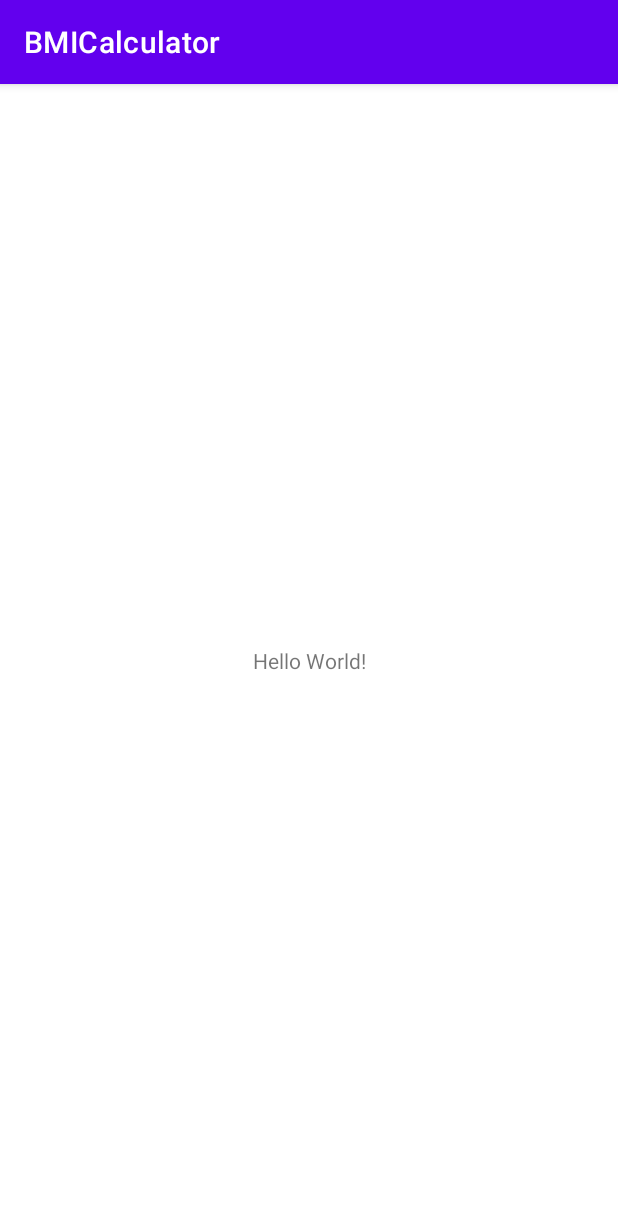
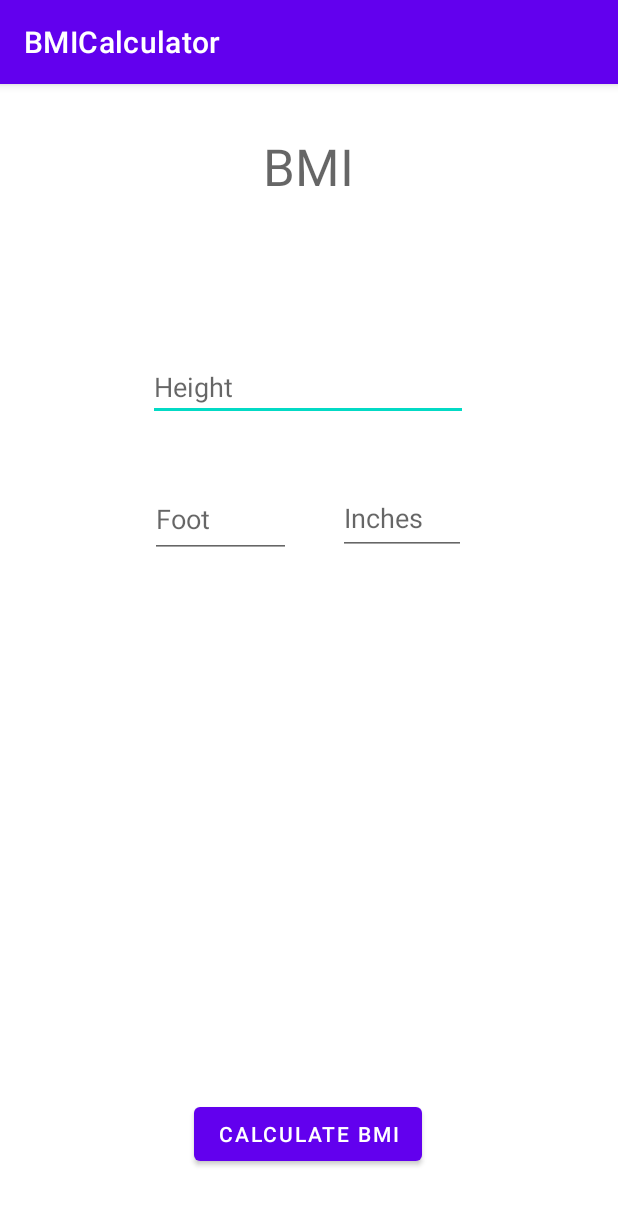
Before and after one commit to Vishnuanand77/BMI_Calculator, an Android app: the screen it shows after launch (MainActivity), on a phone screen of 412 x 824 dp. Shown: the top 1205 px of the screen. Run offline under Robolectric (Android 15) with nearby library versions, the phone set to English and light mode, and no system bars.

Commit message:
Created UI for testing BMI logic

```diff
--- a/app/src/main/res/layout/activity_main.xml
+++ b/app/src/main/res/layout/activity_main.xml
@@ -6,13 +6,66 @@
     android:layout_height="match_parent"
     tools:context=".MainActivity">
 
-    <TextView
+    <EditText
+        android:id="@+id/editTextTextPersonName"
         android:layout_width="wrap_content"
         android:layout_height="wrap_content"
-        android:text="Hello World!"
+        android:layout_marginTop="60dp"
+        android:ems="10"
+        android:hint="Height"
+        android:inputType="number"
+        app:layout_constraintEnd_toEndOf="parent"
+        app:layout_constraintHorizontal_bias="0.497"
+        app:layout_constraintStart_toStartOf="parent"
+        app:layout_constraintTop_toBottomOf="@+id/textView" />
+
+    <EditText
+        android:id="@+id/editTextNumber"
+        android:layout_width="94dp"
+        android:layout_height="51dp"
+        android:layout_marginStart="100dp"
+        android:layout_marginTop="40dp"
+        android:ems="10"
+        android:hint="Foot"
+        android:inputType="number"
+        app:layout_constraintStart_toStartOf="parent"
+        app:layout_constraintTop_toBottomOf="@+id/editTextTextPersonName" />
+
+    <EditText
+        android:id="@+id/editTextNumber2"
+        android:layout_width="85dp"
+        android:layout_height="49dp"
+        android:layout_marginStart="16dp"
+        android:layout_marginTop="40dp"
+        android:ems="10"
+        android:hint="Inches"
+        android:inputType="number"
+        app:layout_constraintEnd_toEndOf="parent"
+        app:layout_constraintHorizontal_bias="0.129"
+        app:layout_constraintStart_toEndOf="@+id/editTextNumber"
+        app:layout_constraintTop_toBottomOf="@+id/editTextTextPersonName" />
+
+    <Button
+        android:id="@+id/button"
+        android:layout_width="wrap_content"
+        android:layout_height="wrap_content"
+        android:layout_marginBottom="44dp"
+        android:text="Calculate BMI"
         app:layout_constraintBottom_toBottomOf="parent"
-        app:layout_constraintLeft_toLeftOf="parent"
-        app:layout_constraintRight_toRightOf="parent"
+        app:layout_constraintEnd_toEndOf="parent"
+        app:layout_constraintHorizontal_bias="0.498"
+        app:layout_constraintStart_toStartOf="parent" />
+
+    <TextView
+        android:id="@+id/textView"
+        android:layout_width="177dp"
+        android:layout_height="87dp"
+        android:layout_marginTop="32dp"
+        android:hint="BMI"
+        android:textAlignment="center"
+        android:textSize="34sp"
+        app:layout_constraintEnd_toEndOf="parent"
+        app:layout_constraintHorizontal_bias="0.498"
+        app:layout_constraintStart_toStartOf="parent"
         app:layout_constraintTop_toTopOf="parent" />
-
 </androidx.constraintlayout.widget.ConstraintLayout>
```
